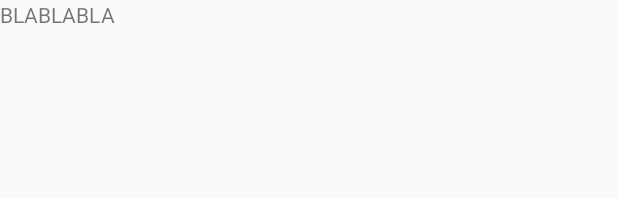
After one commit to Alstromeria1/MoodTracker, an Android app: the layout history_item.xml on its own in the app's theme, with its tools: preview values and no code run, on a phone screen of 412 x 824 dp. The commit adds this screen. Shown: the top 198 px of the screen. Run offline under Robolectric (Android 15) with nearby library versions, the phone set to English and light mode, and no system bars.

```diff
--- a/app/src/main/AndroidManifest.xml
+++ b/app/src/main/AndroidManifest.xml
@@ -8,8 +8,9 @@
         android:label="@string/app_name"
         android:roundIcon="@mipmap/ic_launcher_round"
         android:supportsRtl="true"
-        android:theme="@style/AppTheme">
+        android:theme="@style/Theme.AppCompat.DayNight.NoActionBar">
         <activity android:name=".MainActivity">
+
             <intent-filter>
                 <action android:name="android.intent.action.MAIN" />
 
--- /dev/null
+++ b/app/src/main/res/layout/history_item.xml
@@ -0,0 +1,15 @@
+<?xml version="1.0" encoding="utf-8"?>
+<LinearLayout
+    android:id="@+id/days_layout"
+    android:elevation="10dp"
+    xmlns:android="http://schemas.android.com/apk/res/android"
+    android:layout_width="match_parent"
+    android:layout_height="wrap_content">
+
+    <TextView
+        android:id="@+id/days_text"
+        android:layout_width="match_parent"
+        android:layout_height="wrap_content"
+        android:text="BLABLABLA"/>
+
+</LinearLayout>
--- a/app/src/main/res/values/colors.xml
+++ b/app/src/main/res/values/colors.xml
@@ -3,6 +3,8 @@
     <color name="colorPrimary">#3F51B5</color>
     <color name="colorPrimaryDark">#303F9F</color>
     <color name="colorAccent">#ff00796b</color>
+    <color name="white">#FFFFFF</color>
+    <color name="silver">#C0C0C0</color>
 
     <!-- Background colors used for the different moods -->
     <color name="faded_red">#ffde3c50</color>
```
Also changed, not shown: app/src/main/java/vicaire/tommy/moodtracker/HistoryActivity.java (+77 -12 lines), app/src/main/java/vicaire/tommy/moodtracker/MainActivity.java (+12 -8 lines), app/src/main/java/vicaire/tommy/moodtracker/Mood.java (+12 -1 lines), app/src/main/res/layout/activity_history.xml (+5 -9 lines).
